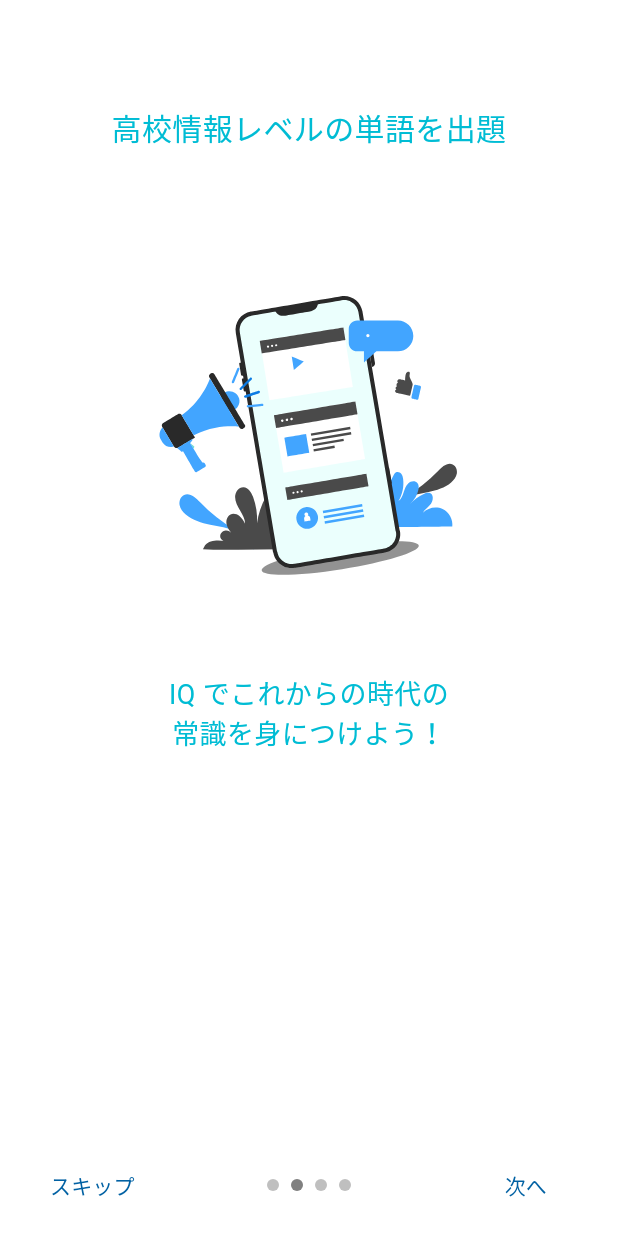
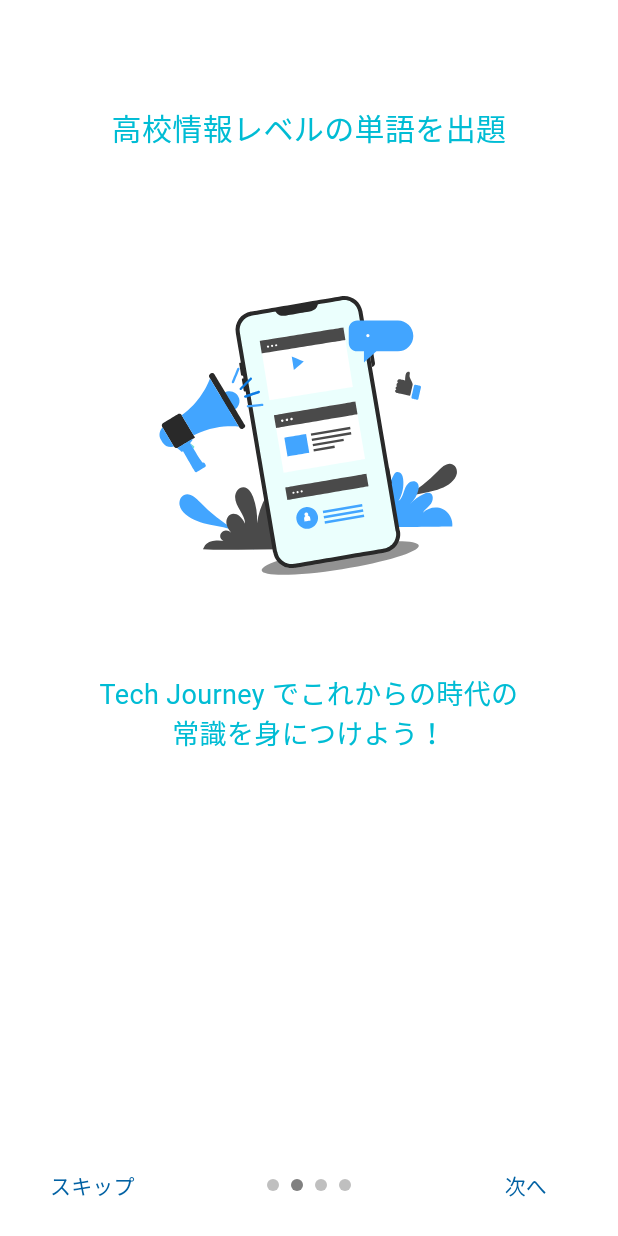
Before and after one commit to Koichi5/quiz_app_ios, a Flutter app: the screen it shows after launch, swiped to page 2, on a phone screen of 412 x 824 dp. Run offline on Flutter 3.47's test engine with Material 2 defaults, Android fonts, the phone set to English and light mode, and no system bars; drawn by our look-alikes of intro_slider; our stand-ins replace bordered_text, bottom_navy_bar, cloud_firestore, expandable, firebase_auth, firebase_core and 8 more; missing offline and left inert: app_tracking_transparency; accounts and stored records are empty.

Commit message:
edit intro slider text

```diff
--- a/lib/presentation/screens/intro_slider_screen.dart
+++ b/lib/presentation/screens/intro_slider_screen.dart
@@ -22,7 +22,7 @@
           title: "高校情報レベルの単語を出題",
           centerWidget: _buildLottieAsset("intro_slider1.json"),
           styleTitle: _titleStyle,
-          description: "IQ でこれからの時代の\n常識を身につけよう！",
+          description: "Tech Journey でこれからの時代の\n常識を身につけよう！",
           styleDescription: _descriptionStyle,
           backgroundColor: _bgColor,
         ),
```
